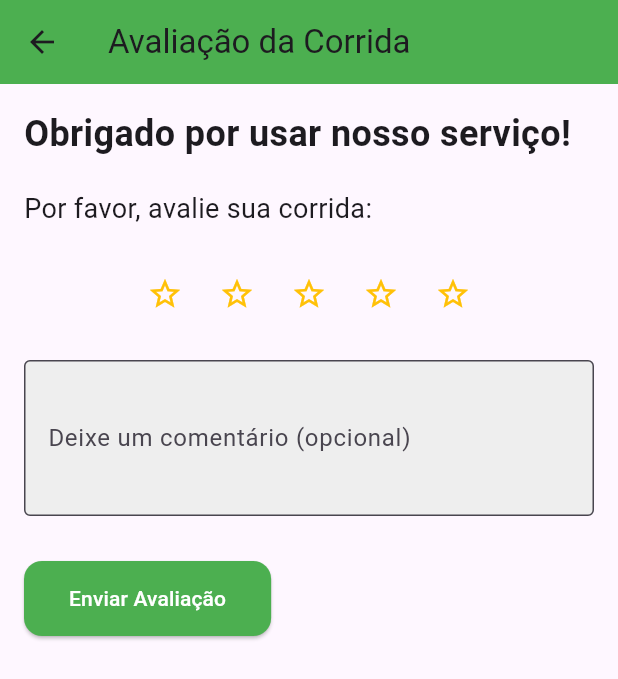
After one commit to sabriinallopes/Mobility, a Flutter app: the RatingPage screen opened directly, on a phone screen of 412 x 824 dp. The commit adds this screen. Shown: the top 679 px of the screen. Run offline on Flutter 3.47's test engine with Material 3 defaults, Android fonts, the phone set to English and light mode, and no system bars; our stand-ins replace flutter_credit_card, google_maps_flutter, google_nav_bar.

Commit message:
Mensagem do commit

```diff
--- a/lib/pages/payment_page.dart
+++ b/lib/pages/payment_page.dart
@@ -166,6 +166,13 @@ class _PaymentPageState extends State<PaymentPage> {
                               cvvCode = '';
                               isCvvFocused = false; // Reseta o estado do CVV.
                             });
+
+                            // Exibe uma mensagem de sucesso
+                            ScaffoldMessenger.of(context).showSnackBar(
+                              const SnackBar(
+                                  content:
+                                      Text('Cartão adicionado com sucesso!')),
+                            );
                           }
                         },
                       ),
--- /dev/null
+++ b/lib/pages/rating_page.dart
@@ -0,0 +1,93 @@
+import 'package:flutter/material.dart';
+
+class RatingPage extends StatefulWidget {
+  const RatingPage({super.key});
+
+  @override
+  State<RatingPage> createState() => _RatingPageState();
+}
+
+class _RatingPageState extends State<RatingPage> {
+  double _rating = 0.0; // Armazena a avaliação
+  final TextEditingController _commentController = TextEditingController();
+
+  @override
+  Widget build(BuildContext context) {
+    return Scaffold(
+      appBar: AppBar(
+        title: const Text('Avaliação da Corrida'),
+        backgroundColor: const Color(0xFF4CAF50),
+      ),
+      body: Padding(
+        padding: const EdgeInsets.all(16.0),
+        child: Column(
+          crossAxisAlignment: CrossAxisAlignment.start,
+          children: [
+            const Text(
+              'Obrigado por usar nosso serviço!',
+              style: TextStyle(fontSize: 24, fontWeight: FontWeight.bold),
+            ),
+            const SizedBox(height: 20),
+            const Text(
+              'Por favor, avalie sua corrida:',
+              style: TextStyle(fontSize: 18),
+            ),
+            const SizedBox(height: 20),
+            Row(
+              mainAxisAlignment: MainAxisAlignment.center,
+              children: List.generate(5, (index) {
+                return IconButton(
+                  icon: Icon(
+                    index < _rating ? Icons.star : Icons.star_border,
+                    color: Colors.amber,
+                  ),
+                  onPressed: () {
+                    setState(() {
+                      _rating = index + 1.0; // Define a avaliação
+                    });
+                  },
+                );
+              }),
+            ),
+            const SizedBox(height: 20),
+            TextField(
+              controller: _commentController,
+              maxLines: 3,
+              decoration: InputDecoration(
+                labelText: 'Deixe um comentário (opcional)',
+                border: const OutlineInputBorder(),
+                filled: true,
+                fillColor: Colors.grey[200],
+              ),
+            ),
+            const SizedBox(height: 30),
+            ElevatedButton(
+              onPressed: () {
+                // Lógica para enviar a avaliação
+                String comment = _commentController.text;
+                // Aqui você pode fazer a chamada para a API para enviar a avaliação
+                ScaffoldMessenger.of(context).showSnackBar(
+                  const SnackBar(content: Text('Avaliação enviada com sucesso!')),
+                );
+
+                // Voltar para a tela anterior ou para a página inicial
+                Navigator.pop(context);
+              },
+              style: ElevatedButton.styleFrom(
+                backgroundColor: const Color(0xFF4CAF50),
+                padding: const EdgeInsets.symmetric(horizontal: 30, vertical: 15),
+                shape: RoundedRectangleBorder(
+                  borderRadius: BorderRadius.circular(12),
+                ),
+              ),
+              child: const Text(
+                'Enviar Avaliação',
+                style: TextStyle(color: Colors.white),
+              ),
+            ),
+          ],
+        ),
+      ),
+    );
+  }
+}
```
